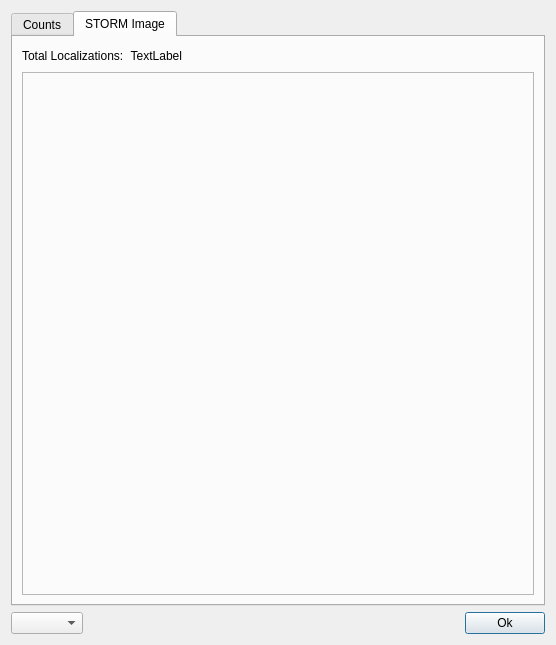
Old version of the form storm_control/hal4000/qtdesigner/spotcounter.ui in the repository ZhuangLab/storm-control.
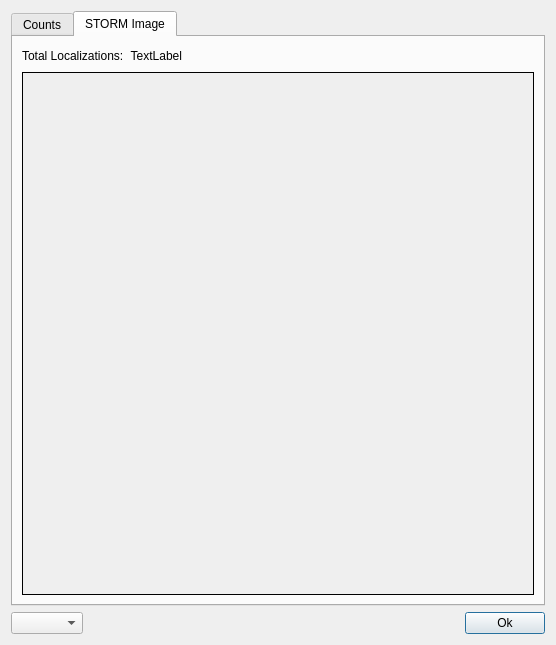
New version of the form. The open tabs and pages were chosen to show the change.

Commit message: Use a scroll area for the image. Fix the scale bar size.

Diff of the .ui file:
```diff
--- a/storm_control/hal4000/qtdesigner/spotcounter.ui
+++ b/storm_control/hal4000/qtdesigner/spotcounter.ui
@@ -259,13 +259,7 @@
         </layout>
        </item>
        <item>
-        <widget class="QFrame" name="imageFrame">
-         <property name="sizePolicy">
-          <sizepolicy hsizetype="MinimumExpanding" vsizetype="MinimumExpanding">
-           <horstretch>0</horstretch>
-           <verstretch>0</verstretch>
-          </sizepolicy>
-         </property>
+        <widget class="QScrollArea" name="imageScrollArea">
          <property name="minimumSize">
           <size>
            <width>512</width>
@@ -273,11 +267,24 @@
           </size>
          </property>
          <property name="frameShape">
-          <enum>QFrame::StyledPanel</enum>
+          <enum>QFrame::Box</enum>
          </property>
          <property name="frameShadow">
-          <enum>QFrame::Sunken</enum>
+          <enum>QFrame::Plain</enum>
          </property>
+         <property name="widgetResizable">
+          <bool>true</bool>
+         </property>
+         <widget class="QWidget" name="scrollAreaWidgetContents">
+          <property name="geometry">
+           <rect>
+            <x>0</x>
+            <y>0</y>
+            <width>510</width>
+            <height>511</height>
+           </rect>
+          </property>
+         </widget>
         </widget>
        </item>
       </layout>
```
Left out of the diff: 4 changed lines with no effect on the pictures. The commit also changes 3 other files.
